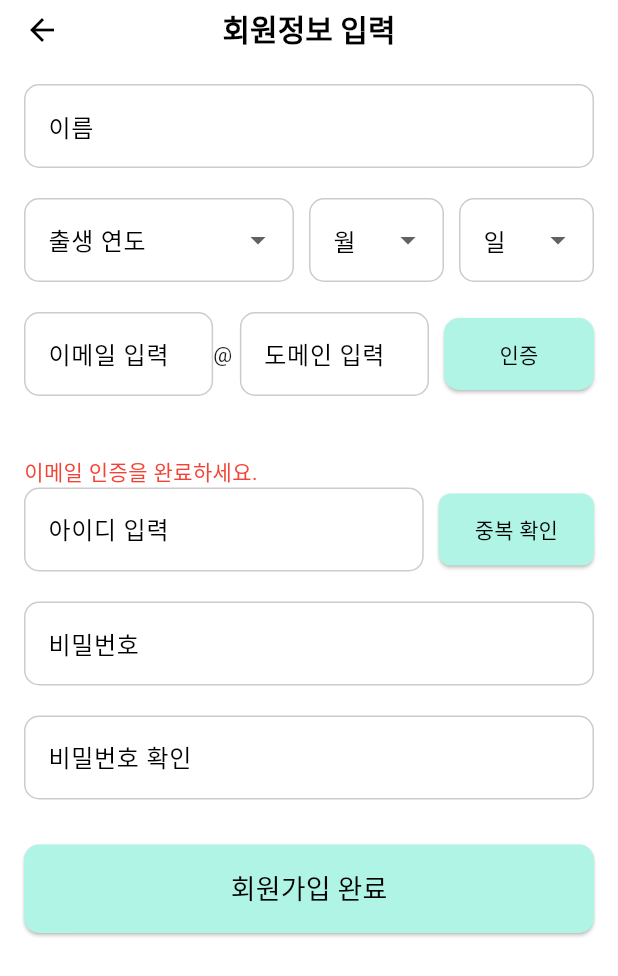
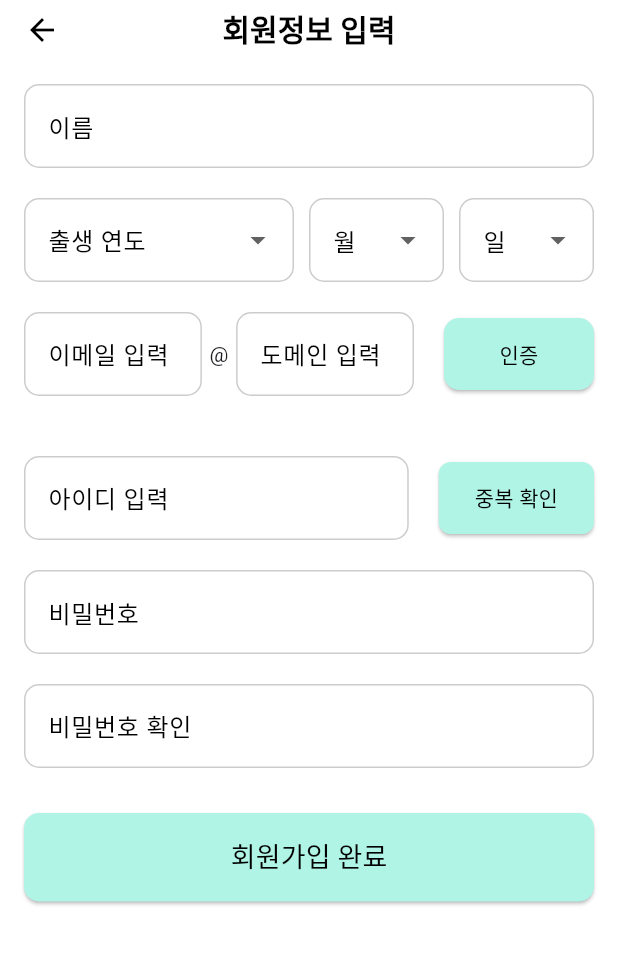
Before and after one commit to recycle-all/bulssuk_front, a Flutter app: the SignUpInputPage screen opened directly, after a tap on "회원가입 완료", on a phone screen of 412 x 824 dp. Shown: the top 976 px of the screen. Run offline on Flutter 3.47's test engine with Material 3 defaults, Android fonts, the phone set to English and light mode, and no system bars; our stand-ins replace flutter_dotenv, flutter_local_notifications, flutter_secure_storage, image_picker, permission_handler, sqflite and 2 more; missing offline and left inert: ftpconnect; accounts and stored records are empty; network calls fail.

Commit message:
signUp_page_errorText

```diff
--- a/lib/auth/join/signUp_input_page.dart
+++ b/lib/auth/join/signUp_input_page.dart
@@ -272,6 +272,7 @@ class _SignUpInputPageState extends State<SignUpInputPage> {
                     ),
                   ),
                 ),
+                SizedBox(width: 5),
                 Text('@'),
                 SizedBox(width: 5),
                 Expanded(
@@ -342,7 +343,7 @@ class _SignUpInputPageState extends State<SignUpInputPage> {
                     ),
                   ),
                 ),
-                SizedBox(width: 10),
+                SizedBox(width: 20),
                 ElevatedButton(
                   onPressed: () async {
                     final email = _emailController.text;
@@ -424,7 +425,7 @@ class _SignUpInputPageState extends State<SignUpInputPage> {
                       ),
                     ),
                   ),
-                  SizedBox(width: 10),
+                  SizedBox(width: 20),
                   ElevatedButton(
                     onPressed: () async {
                       final email = _emailController.text;
@@ -474,17 +475,7 @@ class _SignUpInputPageState extends State<SignUpInputPage> {
                 ],
               ),
             ],
-
-            // 서버 응답 메시지 표시
-            if (_serverMessage != null) ...[
             SizedBox(height: 20),
-              Text(
-                _serverMessage!,
-                style: TextStyle(color: Colors.red),
-              ),
-            ],
-
-
             // 아이디 입력
             Row(
               children: [
@@ -515,7 +506,7 @@ class _SignUpInputPageState extends State<SignUpInputPage> {
                     ),
                   ),
                 ),
-                SizedBox(width: 10),
+                SizedBox(width: 20),
                 ElevatedButton(
                   onPressed: () async {
                     final userId = _idController.text; // 아이디 값
@@ -649,10 +640,9 @@ class _SignUpInputPageState extends State<SignUpInputPage> {
             ),
 
             // 회원가입 완료 버튼
-            Center(
-              child: ElevatedButton(
+            ElevatedButton(
               onPressed: () async {
-                  final name = _nameController.text.trim(); // 공백 제거
+                final name = _nameController.text.trim();
                 final birthDate = _selectedYear != null && _selectedMonth != null && _selectedDay != null
                     ? '$_selectedYear-$_selectedMonth-$_selectedDay'
                     : '';
@@ -737,8 +727,16 @@ class _SignUpInputPageState extends State<SignUpInputPage> {
                   );
 
                   if (!mounted) return;
+
+                  // 회원가입 성공
                   if (response.statusCode == 200 || response.statusCode == 201) {
-                      Navigator.pushNamed(context, '/'); // 경로 설정
+                    ScaffoldMessenger.of(context).showSnackBar(
+                      SnackBar(
+                        content: Text('회원가입을 완료했습니다. 로그인 후 이용해주세요.'),
+                        backgroundColor: Colors.green,
+                      ),
+                    );
+                    Navigator.pushNamed(context, '/login'); // 로그인 페이지로 이동
                     print('회원가입 완료');
                   } else {
                     setState(() {
@@ -752,12 +750,12 @@ class _SignUpInputPageState extends State<SignUpInputPage> {
                 }
               },
               style: ElevatedButton.styleFrom(
-                  backgroundColor: Color(0xFFB0F4E6), // 버튼 색상
-                  padding: EdgeInsets.symmetric(vertical: 16.0), // 사용자 선호 패딩
+                backgroundColor: Color(0xFFB0F4E6),
+                padding: EdgeInsets.symmetric(vertical: 16.0),
                 shape: RoundedRectangleBorder(
-                    borderRadius: BorderRadius.circular(10), // 둥근 테두리
+                  borderRadius: BorderRadius.circular(10),
                 ),
-                  minimumSize: Size(double.infinity, 48), // 버튼 크기 설정
+                minimumSize: Size(double.infinity, 48),
               ),
               child: Text(
                 '회원가입 완료',
@@ -766,8 +764,7 @@ class _SignUpInputPageState extends State<SignUpInputPage> {
                   fontSize: 18,
                 ),
               ),
-              ),
-            ),
+            )
           ],
         ),
       ),
```
Lines whose indentation alone changed are shown as unchanged.
